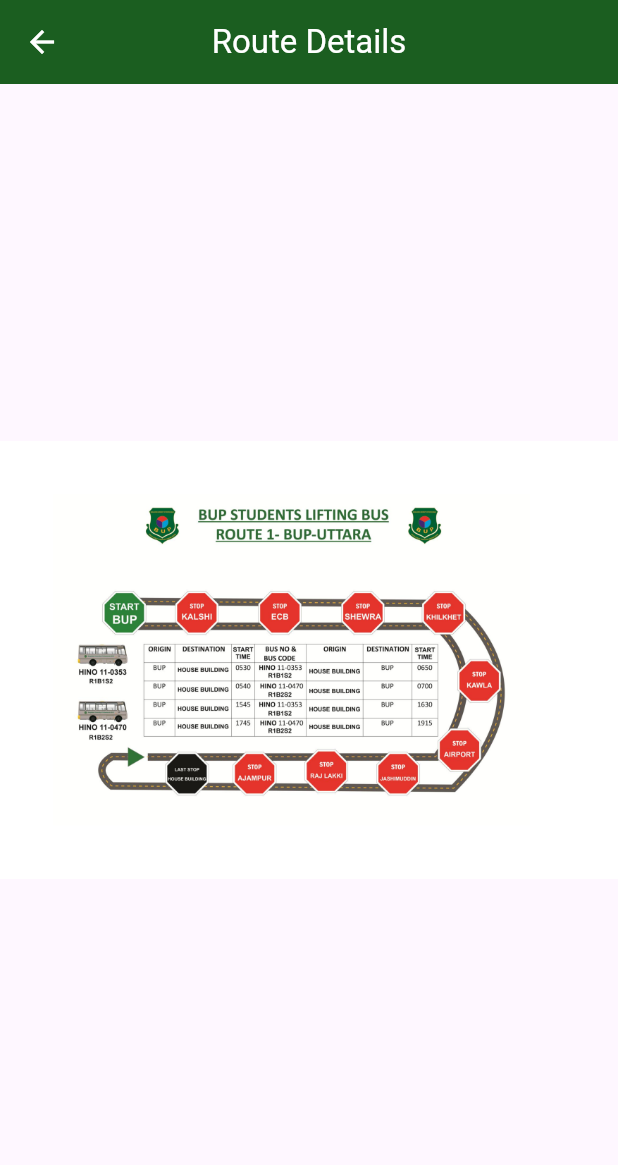
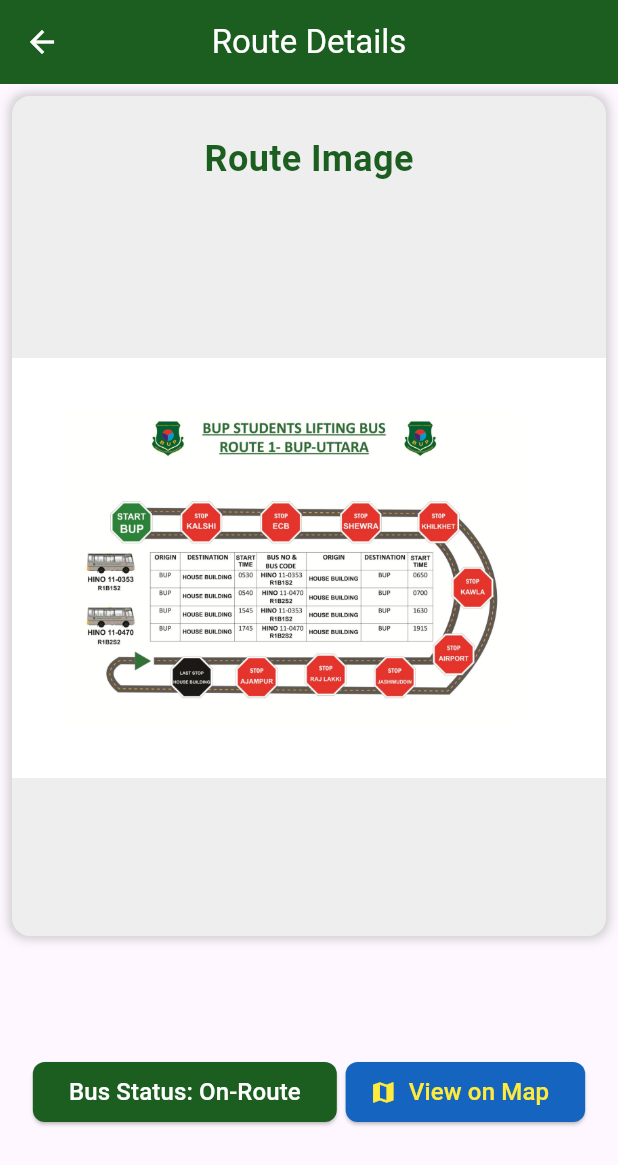
Before and after one commit to Samiul-Hossen-Sarkar-Santo/bus_tracker_user_app, a Flutter app: the screen it shows after launch, after a tap on "BUP-Uttara", on a phone screen of 412 x 824 dp. Shown: the top 1165 px of the screen. Run offline on Flutter 3.47's test engine with Material 3 defaults, Android fonts, the phone set to English and light mode, and no system bars.

Commit message:
Updated routes.dart

```diff
--- a/lib/screens/routes.dart
+++ b/lib/screens/routes.dart
@@ -25,20 +25,49 @@
         backgroundColor: Colors.green[900],
         centerTitle: true,
         iconTheme: const IconThemeData(
-          color: Colors.white, // Set back button color to white
+          color: Colors.white, // Back button color
         ),
       ),
-      body: widget.routeModel.image.isNotEmpty
-          ? Center(
+      body: Column(
+        children: [
+          // Route Image Section
+          Expanded(
+            flex: 3,
+            child: Container(
+              margin: const EdgeInsets.all(8.0),
+              decoration: BoxDecoration(
+                color: Colors.grey[200],
+                borderRadius: BorderRadius.circular(12.0),
+                boxShadow: [
+                  BoxShadow(
+                    color: Colors.grey.withOpacity(0.5),
+                    spreadRadius: 2,
+                    blurRadius: 5,
+                  ),
+                ],
+              ),
+              child: widget.routeModel.image.isNotEmpty
+                  ? Column(
+                      children: [
+                        const SizedBox(
+                          height: 25,
+                        ),
+                        Text(
+                          'Route Image',
+                          style: TextStyle(
+                            color: Colors.green[900],
+                            fontWeight: FontWeight.bold,
+                            fontSize: 24,
+                          ),
+                        ),
+                        const SizedBox(
+                          height: 10,
+                        ),
+                        Expanded(
                           child: InteractiveViewer(
-                onInteractionUpdate: (ScaleUpdateDetails details) {
-                  debugPrint("Scale: ${details.scale}");
-                },
                             panEnabled: true, // Enable panning
-                minScale: 1.0, // Minimum zoom scale
+                            minScale: 0.75, // Minimum zoom scale
                             maxScale: 5.0, // Maximum zoom scale
-                child: Align(
-                  alignment: Alignment.center, // Center the image
                             child: Image.asset(
                               "assets/images/${widget.routeModel.image}",
                               errorBuilder: (context, error, stackTrace) {
@@ -49,13 +78,79 @@
                                 );
                               },
                               fit: BoxFit
-                        .contain, // Adjust the image to fit within the screen
+                                  .fitWidth, // Adjust the image to fill the space
                             ),
                           ),
                         ),
+                      ],
                     )
                   : const Center(
-              child: Text("No image provided"),
+                      child: Text(
+                        "No image provided",
+                        style: TextStyle(
+                          fontSize: 16,
+                          color: Colors.grey,
+                        ),
+                      ),
+                    ),
+            ),
+          ),
+
+          // Action Buttons Section
+          Expanded(
+            flex: 1,
+            child: Padding(
+              padding: const EdgeInsets.symmetric(horizontal: 16.0),
+              child: Row(
+                mainAxisAlignment: MainAxisAlignment.spaceEvenly,
+                children: [
+                  // Bus Status Button
+                  ElevatedButton(
+                    onPressed: () {
+                      // Handle bus status action here
+                    },
+                    style: ElevatedButton.styleFrom(
+                      backgroundColor: Colors.green[900],
+                      shape: RoundedRectangleBorder(
+                        borderRadius: BorderRadius.circular(8.0),
+                      ),
+                    ),
+                    child: const Text(
+                      'Bus Status: On-Route',
+                      style: TextStyle(
+                        fontSize: 16,
+                        color: Colors.white,
+                      ),
+                    ),
+                  ),
+
+                  // View on Map Button
+                  ElevatedButton.icon(
+                    onPressed: () {
+                      // Navigate to the map page
+                      //Navigator.pushNamed(context, '/mapPage');
+                      print("tapped on view on map button");
+                    },
+                    style: ElevatedButton.styleFrom(
+                      backgroundColor: Colors.blue[800],
+                      shape: RoundedRectangleBorder(
+                        borderRadius: BorderRadius.circular(8.0),
+                      ),
+                    ),
+                    icon: Icon(Icons.map, color: Colors.yellow[500]),
+                    label: Text(
+                      'View on Map',
+                      style: TextStyle(
+                        fontSize: 16,
+                        color: Colors.yellow[500],
+                      ),
+                    ),
+                  ),
+                ],
+              ),
+            ),
+          ),
+        ],
       ),
     );
   }
```
Lines whose indentation alone changed are shown as unchanged.
